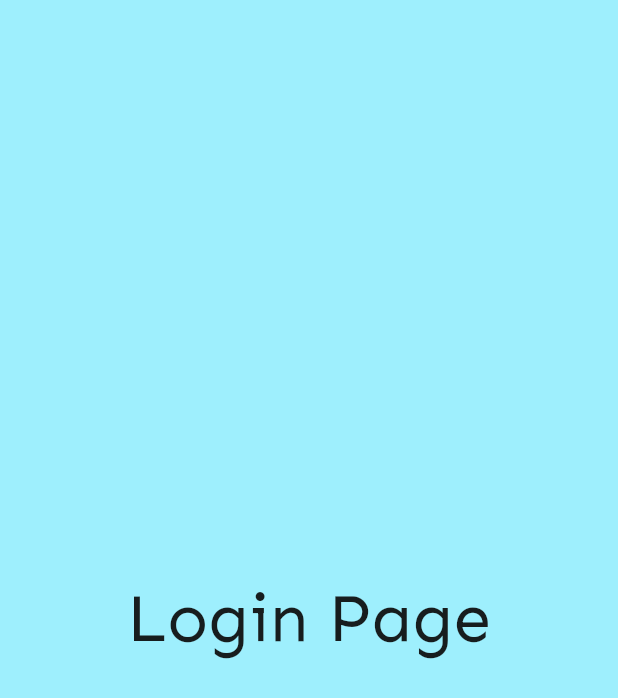
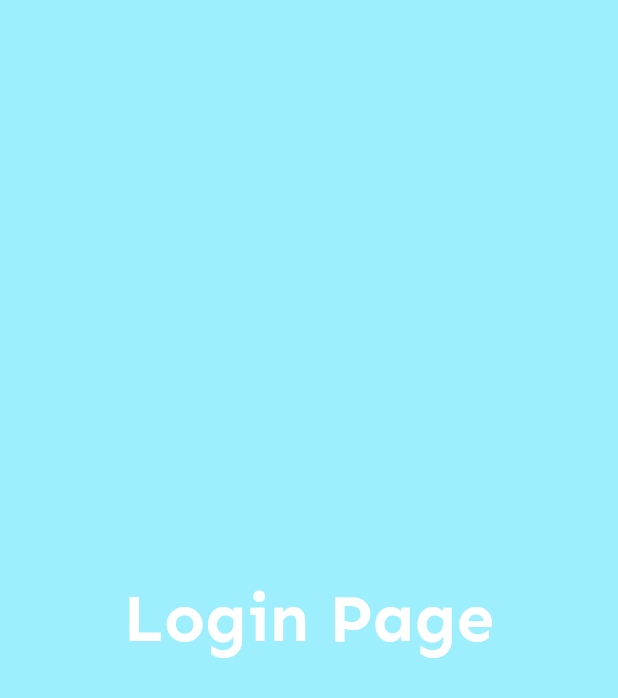
Before and after one commit to izabelakalenik/ZPI-project, a Flutter app: the screen it shows after launch, after a tap on "Log in", on a phone screen of 412 x 824 dp. Shown: the top 698 px of the screen. Run offline on Flutter 3.47's test engine with Material 3 defaults, Android fonts, the phone set to English and light mode, and no system bars.

Commit message:
Update MaterialApp

```diff
--- a/lib/main.dart
+++ b/lib/main.dart
@@ -13,8 +13,22 @@ class MyApp extends StatelessWidget {
       title: 'ZPI project',
       theme: ThemeData(
         useMaterial3: true,
+
         colorScheme: ColorScheme.fromSeed(seedColor: Colors.white),
+
         fontFamily: 'Sen',
+
+        textTheme: TextTheme(
+            displayMedium: TextStyle(
+              fontWeight: FontWeight.bold,
+              color: Theme.of(context).colorScheme.onPrimary,
+            ),
+            titleLarge: TextStyle(
+              color: Theme.of(context).colorScheme.onPrimary,
+            )
+
+        )
+
       ),
       home: const MyHomePage(),
     );
@@ -88,15 +102,6 @@ class MainContent extends StatelessWidget {
   Widget build(BuildContext context) {
     final theme = Theme.of(context);
 
-    final titleStyle = theme.textTheme.displayMedium!.copyWith(
-      fontWeight: FontWeight.bold,
-      color: theme.colorScheme.onPrimary,
-    );
-
-    final descriptionStyle = theme.textTheme.titleLarge!.copyWith(
-      color: theme.colorScheme.onPrimary,
-    );
-
     return Container(
       decoration: const BoxDecoration(
         gradient: LinearGradient(
@@ -113,7 +118,7 @@ class MainContent extends StatelessWidget {
             // Nagłówek "Match Flix"
             Text(
               'Match Flix',
-              style: titleStyle,
+              style: theme.textTheme.displayMedium,
               textAlign: TextAlign.center,
             ),
             const SizedBox(height: 20),
@@ -123,7 +128,7 @@ class MainContent extends StatelessWidget {
               padding: const EdgeInsets.all(20.0),
               child: Text(
                 'Swipe to find movies you and your friends both want to watch. Let’s make a movie match!',
-                style: descriptionStyle,
+                style: theme.textTheme.titleLarge,
                 textAlign: TextAlign.center,
               ),
             ),
@@ -141,10 +146,7 @@ class MainContent extends StatelessWidget {
                     style: OutlinedButton.styleFrom(
                       side: const BorderSide(color: Colors.white, width: 1.5),
                       foregroundColor: Colors.white,
-                      textStyle: const TextStyle(
-                        fontSize: 20,
-                        fontFamily: 'Sen',
-                      ),
+                      textStyle: theme.textTheme.titleLarge,
                     ),
                     child: const Text('Log in'),
                   ),
@@ -158,10 +160,7 @@ class MainContent extends StatelessWidget {
                     style: OutlinedButton.styleFrom(
                       side: const BorderSide(color: Colors.white, width: 1.5),
                       foregroundColor: Colors.white,
-                      textStyle: const TextStyle(
-                        fontSize: 20,
-                        fontFamily: 'Sen',
-                      ),
+                      textStyle: theme.textTheme.titleLarge,
                     ),
                     child: const Text('Register'),
                   ),
--- /dev/null
+++ b/lib/main_layout.dart
@@ -0,0 +1,5 @@
+import 'package:flutter/material.dart';
+
+class MainLayout extends StatelessWidget{
+
+}
```
